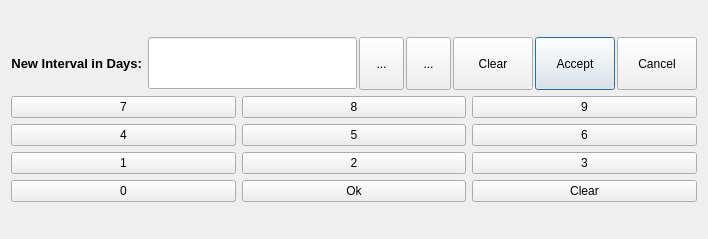
Above: designer/reschedule.ui from ijgnd/anki__Extended_quick_reschedule_in_reviewer before the change. Below: the same form after it.
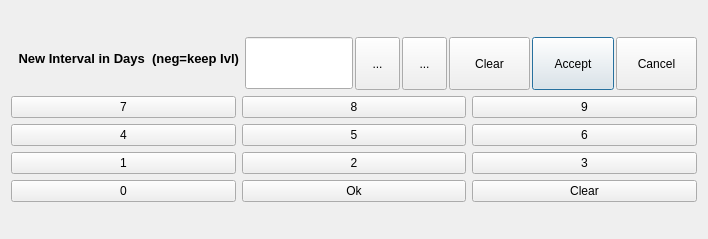
That is the form after the change.

```diff
--- a/designer/reschedule.ui
+++ b/designer/reschedule.ui
@@ -43,10 +43,16 @@
            <property name="enabled">
             <bool>true</bool>
            </property>
+           <property name="sizePolicy">
+            <sizepolicy hsizetype="Preferred" vsizetype="Preferred">
+             <horstretch>2</horstretch>
+             <verstretch>0</verstretch>
+            </sizepolicy>
+           </property>
            <property name="minimumSize">
             <size>
              <width>0</width>
-             <height>0</height>
+             <height>52</height>
             </size>
            </property>
            <property name="maximumSize">
@@ -63,10 +69,19 @@
             </font>
            </property>
            <property name="text">
-            <string>New Interval in Days:</string>
+            <string>New Interval in Days  (neg=keep Ivl)</string>
+           </property>
+           <property name="textFormat">
+            <enum>Qt::PlainText</enum>
+           </property>
+           <property name="scaledContents">
+            <bool>false</bool>
            </property>
            <property name="alignment">
-            <set>Qt::AlignRight|Qt::AlignTrailing|Qt::AlignVCenter</set>
+            <set>Qt::AlignRight|Qt::AlignTop|Qt::AlignTrailing</set>
+           </property>
+           <property name="wordWrap">
+            <bool>true</bool>
            </property>
           </widget>
          </item>
@@ -75,6 +90,12 @@
            <property name="enabled">
             <bool>true</bool>
            </property>
+           <property name="sizePolicy">
+            <sizepolicy hsizetype="Minimum" vsizetype="Fixed">
+             <horstretch>0</horstretch>
+             <verstretch>0</verstretch>
+            </sizepolicy>
+           </property>
            <property name="minimumSize">
             <size>
              <width>0</width>
```
Left out of the diff: 3 changed lines with no effect on the pictures.
